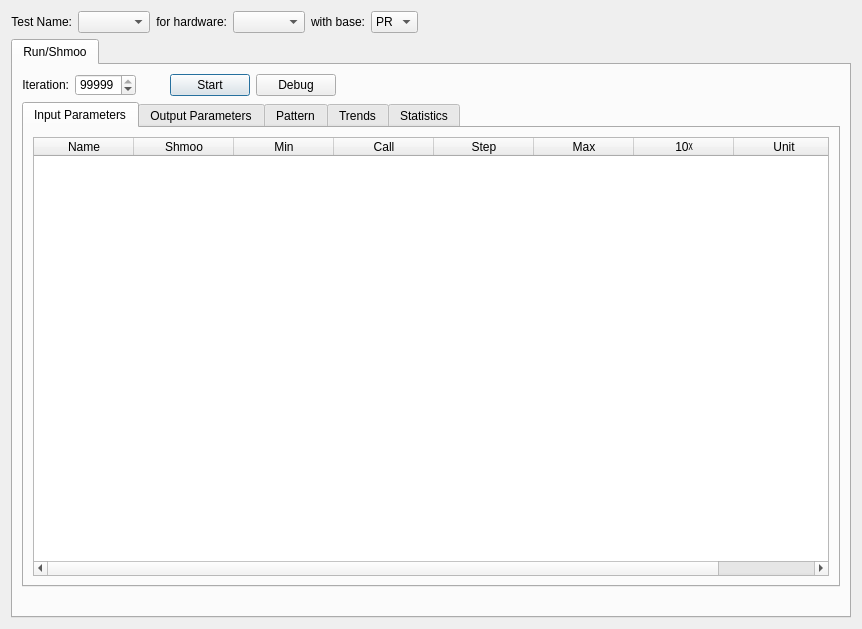
Qt form src/ATE_spyder/ate_spyder_test_runner/widgets/main_widget.ui (Semi-ATE/Semi-ATE) before a commit.
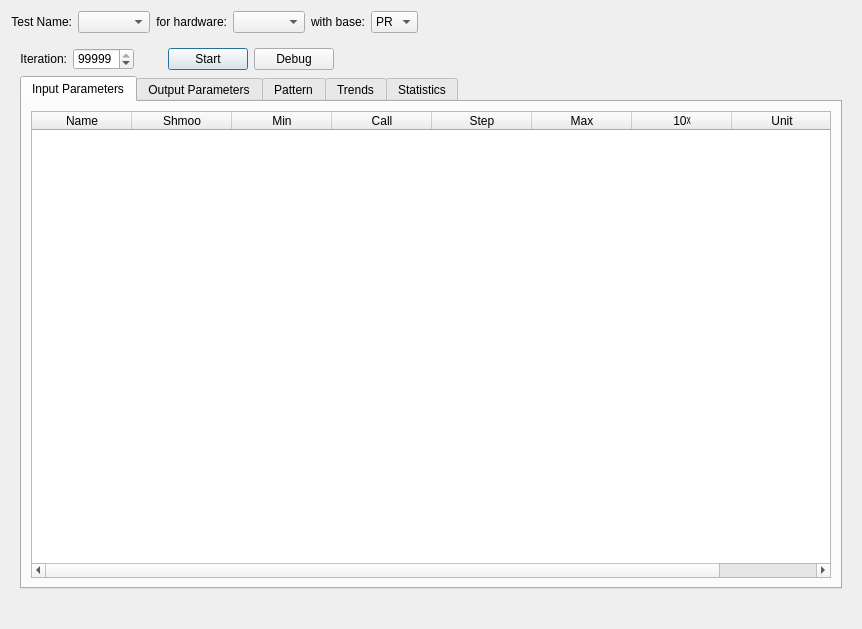
The same form after that commit.

Commit message:
#274 refactor loading pattern & move running patterns to the test
* update main widget accordingly
* extend test to run patterns

The edit to the form file:
```diff
--- a/src/ATE_spyder/ate_spyder_test_runner/widgets/main_widget.ui
+++ b/src/ATE_spyder/ate_spyder_test_runner/widgets/main_widget.ui
@@ -109,17 +109,10 @@
       </layout>
      </item>
      <item>
-      <widget class="QTabWidget" name="testTabs">
+      <widget class="QWidget" name="testTabs" native="true">
        <property name="enabled">
         <bool>true</bool>
        </property>
-       <property name="currentIndex">
-        <number>0</number>
-       </property>
-       <widget class="QWidget" name="runTab">
-        <attribute name="title">
-         <string>Run/Shmoo</string>
-        </attribute>
         <layout class="QGridLayout" name="gridLayout_6">
          <item row="0" column="0">
           <layout class="QVBoxLayout" name="verticalLayout_2">
@@ -743,7 +736,6 @@
           </widget>
          </item>
         </layout>
-       </widget>
       </widget>
      </item>
     </layout>
```
Lines whose indentation alone changed are shown as unchanged. The commit also changes 9 other files.
